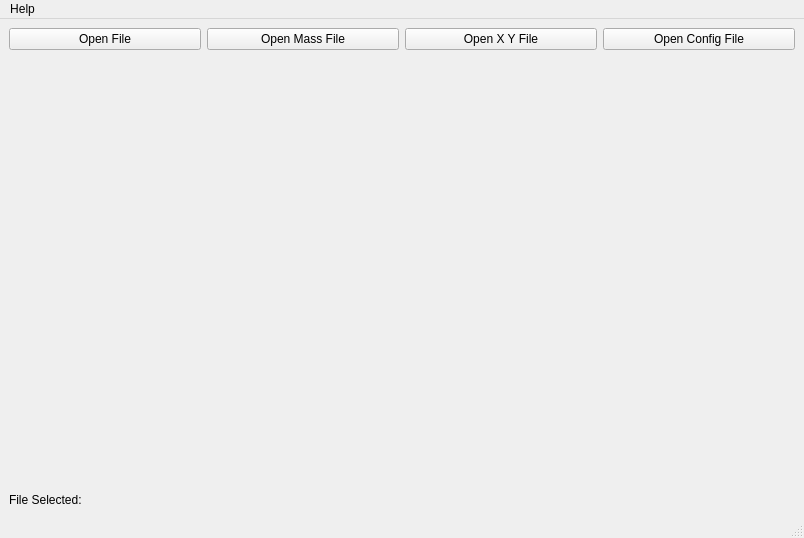
Above: karlie/view/app.ui from abdullahsumbal/data-analysis before the change. Below: the same form after it.
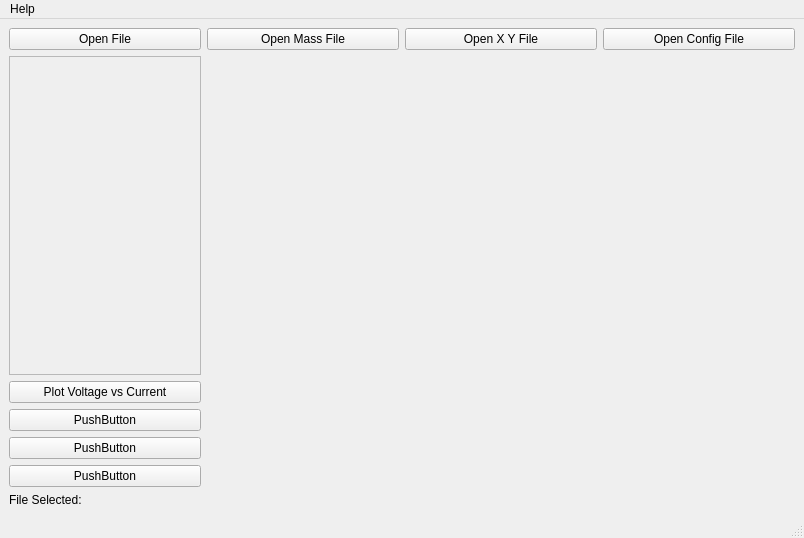
That is the form after the change.

Diff of the .ui file:
```diff
--- a/karlie/view/app.ui
+++ b/karlie/view/app.ui
@@ -19,11 +19,39 @@
   <widget class="QWidget" name="centralwidget">
    <layout class="QVBoxLayout" name="verticalLayout">
     <item>
-     <layout class="QGridLayout" name="gridLayout" rowstretch="1,2,0">
+     <layout class="QGridLayout" name="gridLayout" rowstretch="1,0,0,0,0,0,0,0,0" columnstretch="1,1,1,1">
       <property name="sizeConstraint">
        <enum>QLayout::SetNoConstraint</enum>
       </property>
-      <item row="2" column="0" colspan="4">
+      <item row="6" column="0">
+       <widget class="QPushButton" name="pushButton_5">
+        <property name="text">
+         <string>PushButton</string>
+        </property>
+       </widget>
+      </item>
+      <item row="3" column="0">
+       <widget class="QPushButton" name="plot_volt_cur_button">
+        <property name="text">
+         <string>Plot Voltage vs Current</string>
+        </property>
+       </widget>
+      </item>
+      <item row="7" column="0">
+       <widget class="QPushButton" name="pushButton">
+        <property name="text">
+         <string>PushButton</string>
+        </property>
+       </widget>
+      </item>
+      <item row="5" column="0">
+       <widget class="QPushButton" name="pushButton_6">
+        <property name="text">
+         <string>PushButton</string>
+        </property>
+       </widget>
+      </item>
+      <item row="8" column="0" colspan="4">
        <widget class="QLabel" name="label">
         <property name="text">
          <string>File Selected:</string>
@@ -44,19 +72,6 @@
         </property>
        </widget>
       </item>
-      <item row="1" column="0">
-       <spacer name="verticalSpacer">
-        <property name="orientation">
-         <enum>Qt::Vertical</enum>
-        </property>
-        <property name="sizeHint" stdset="0">
-         <size>
-          <width>20</width>
-          <height>40</height>
-         </size>
-        </property>
-       </spacer>
-      </item>
       <item row="0" column="0">
        <widget class="QPushButton" name="medusa_file_button">
         <property name="autoFillBackground">
@@ -74,6 +89,34 @@
         </property>
        </widget>
       </item>
+      <item row="2" column="0">
+       <widget class="QScrollArea" name="scrollArea">
+        <property name="widgetResizable">
+         <bool>true</bool>
+        </property>
+        <widget class="QWidget" name="scrollAreaWidgetContents_2">
+         <property name="geometry">
+          <rect>
+           <x>0</x>
+           <y>0</y>
+           <width>191</width>
+           <height>345</height>
+          </rect>
+         </property>
+         <widget class="QWidget" name="gridLayoutWidget_2">
+          <property name="geometry">
+           <rect>
+            <x>9</x>
+            <y>29</y>
+            <width>171</width>
+            <height>301</height>
+           </rect>
+          </property>
+          <layout class="QGridLayout" name="gridLayout_select_cycle" columnstretch="0"/>
+         </widget>
+        </widget>
+       </widget>
+      </item>
      </layout>
     </item>
    </layout>
```
